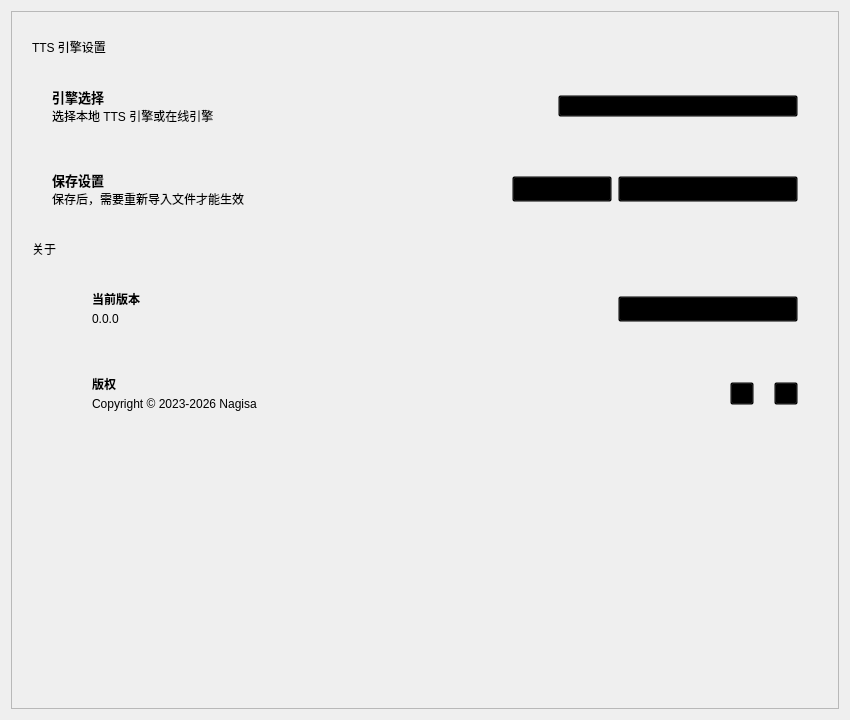
Above: settingInterface.ui from pth2000/PowerPointReviewer before the change. Below: the same form after it.
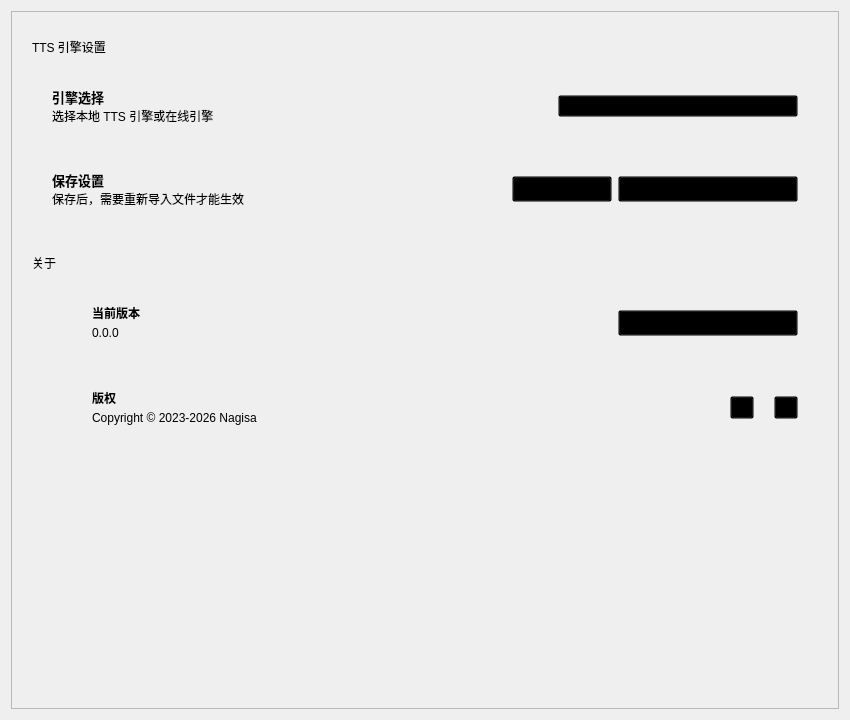
That is the form after the change. Custom widgets are drawn as their Qt base class.

Diff of the .ui file:
```diff
--- a/settingInterface.ui
+++ b/settingInterface.ui
@@ -33,7 +33,7 @@
       </property>
       <layout class="QVBoxLayout" name="verticalLayout_4">
        <property name="spacing">
-        <number>6</number>
+        <number>20</number>
        </property>
        <property name="leftMargin">
         <number>20</number>
```
